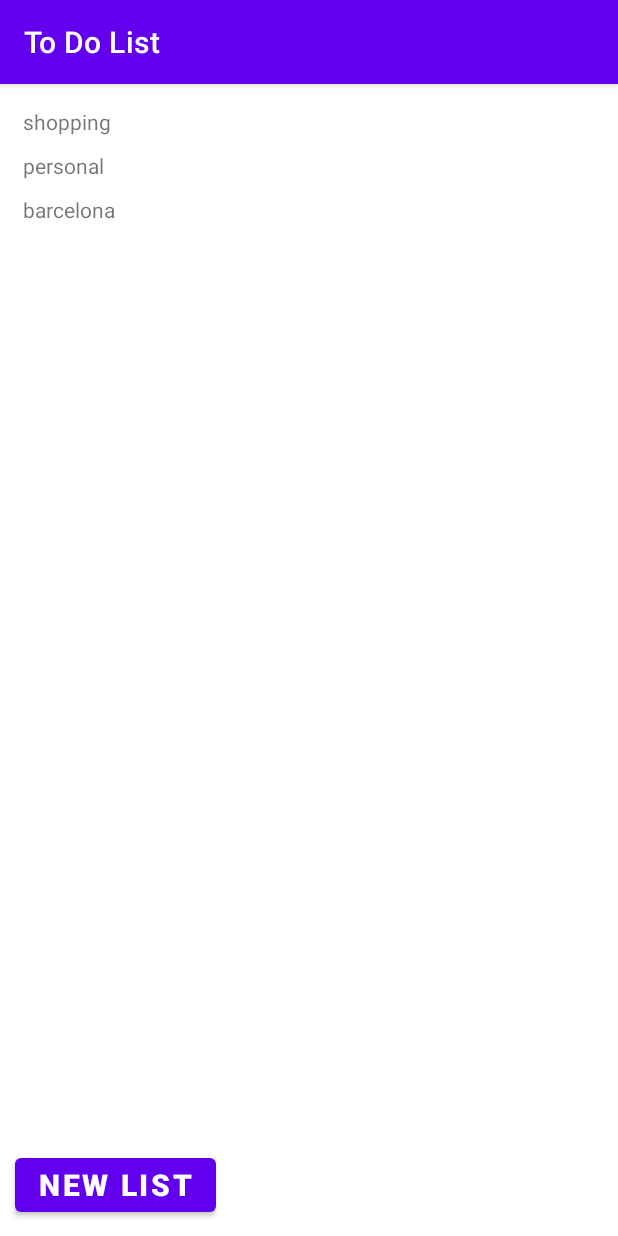
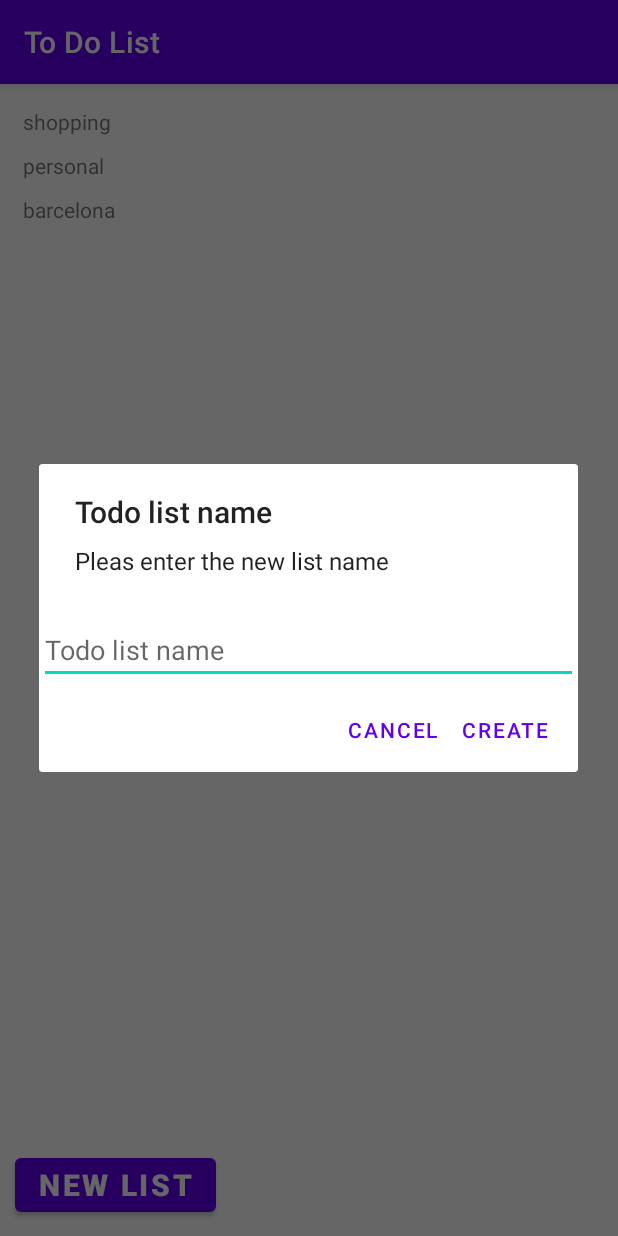
Before and after one commit to ananayis/To-Do-List, an Android app: the screen it shows after launch (MainActivity), after a tap on "NEW LIST", on a phone screen of 412 x 824 dp. Run offline under Robolectric (Android 15) with nearby library versions, the phone set to English and light mode, and no system bars.

Commit message:
get list name from user and create new list

```diff
--- a/app/src/main/java/com/parinaz/todolist/MainListFragment.kt
+++ b/app/src/main/java/com/parinaz/todolist/MainListFragment.kt
@@ -9,10 +9,9 @@ import androidx.recyclerview.widget.RecyclerView
 import com.parinaz.todolist.databinding.FragmentMainListBinding
 import android.R
 import android.app.Notification
-import android.widget.Adapter
-import android.widget.Button
-import android.widget.TextView
-import android.widget.Toast
+import android.content.DialogInterface
+import android.widget.*
+import androidx.appcompat.app.AlertDialog
 import androidx.navigation.Navigation
 import androidx.navigation.findNavController
 import com.parinaz.todolist.adapter.ItemAdapter
@@ -64,7 +63,33 @@ class MainListFragment : Fragment() {
         binding.recyclerView.adapter = adapter
 
         binding.button.setOnClickListener(){
-//            Toast.makeText(context, "Invalid format used.", Toast.LENGTH_SHORT).show()
+            //Toast.makeText(context, "Invalid format used.", Toast.LENGTH_SHORT).show()
+
+            context?.let {
+                val txtName =  EditText(it)
+
+// Set the default text to a link of the Queen
+                txtName.hint = "Todo list name"
+
+                AlertDialog.Builder(it)
+                    .setTitle("Todo list name")
+                    .setMessage("Pleas enter the new list name")
+                    .setView(txtName)
+                    .setPositiveButton("Create"
+                    ) { _, _ ->
+                        val text = txtName.text.toString()
+                        if (text != ""){
+                        Repository.addTodoList(text)
+                        binding.recyclerView.adapter = ItemAdapter(it, Repository.getTodoLists())
+                            }else{
+                            Toast.makeText(context, "Name can not be empty", Toast.LENGTH_SHORT).show()
+                            }
+                    }
+                    .setNegativeButton("Cancel"
+                    ) { _, _ -> }
+                    .show()
+            }
+
         }
     }
 
--- a/app/src/main/java/com/parinaz/todolist/Repository.kt
+++ b/app/src/main/java/com/parinaz/todolist/Repository.kt
@@ -3,11 +3,18 @@ package com.parinaz.todolist
 import com.parinaz.todolist.domain.TodoList
 
 object Repository {
+    private val todoLists = mutableListOf(
+        TodoList("shopping", 1),
+        TodoList("personal", 2),
+        TodoList("barcelona", 3)
+    )
+
     fun getTodoLists(): List<TodoList>{
-        return listOf(
-            TodoList("shopping", 1),
-            TodoList("personal", 2),
-            TodoList("barcelona", 3)
-        )
+        return todoLists
+    }
+
+    fun addTodoList(name: String) {
+        val todoList = TodoList(name, id = todoLists.maxOf { it.id } + 1)
+        todoLists.add(todoList)
     }
 }
```
Also changed, not shown: app/src/main/res/layout/dialog.xml (added, +29 -0 lines).
